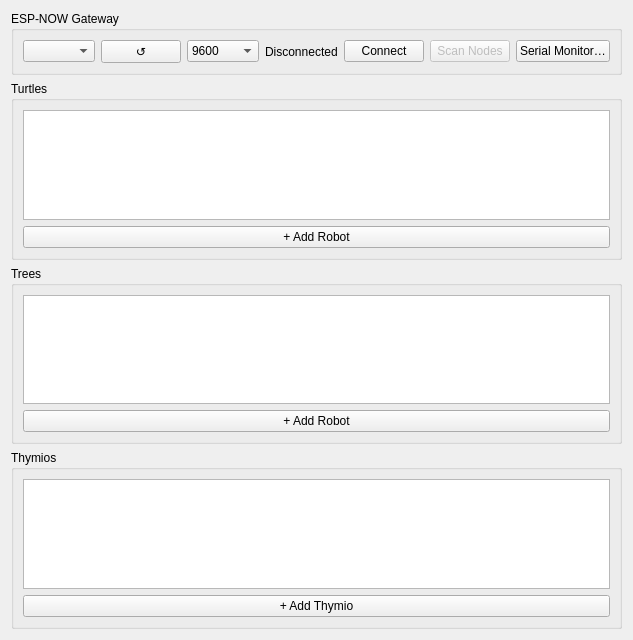
The window that src/gui/ui/robot_panel.ui (techandpeople/SoftEdIBO) describes before a commit, drawn with Qt 5.
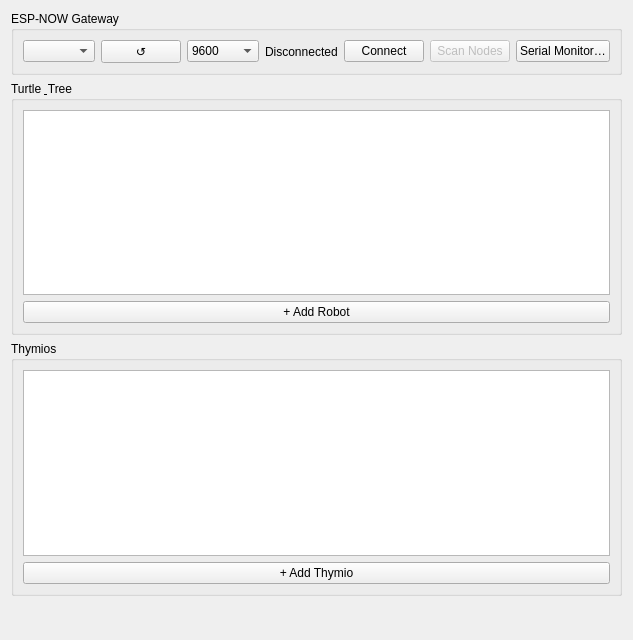
The same window after the commit.

Patch:
```diff
--- a/src/gui/ui/robot_panel.ui
+++ b/src/gui/ui/robot_panel.ui
@@ -67,10 +67,10 @@
     </widget>
    </item>
    <item>
-    <widget class="QGroupBox" name="turtle_group">
-     <property name="title"><string>Turtles</string></property>
-     <property name="whatsThis"><string>Configured Turtle robots and their skins/nodes. Expand a robot to edit its skins, or use the row actions to test and configure it.</string></property>
-     <layout class="QVBoxLayout" name="turtle_layout">
+    <widget class="QGroupBox" name="turtle_tree_group">
+     <property name="title"><string>Turtle &amp; Tree</string></property>
+     <property name="whatsThis"><string>Configured Turtle &amp; Tree robots and their skins/nodes. Turtle and Tree share the same hardware — they only differ in the skins fitted on top, so a single robot can carry both turtle and tree skins. Expand a robot to edit its skins, or use the row actions to test and configure it.</string></property>
+     <layout class="QVBoxLayout" name="turtle_tree_layout">
       <item>
        <widget class="QTreeWidget" name="turtle_tree">
         <property name="headerHidden"><bool>true</bool></property>
@@ -80,30 +80,8 @@
        </widget>
       </item>
       <item>
-       <widget class="QPushButton" name="add_turtle_btn">
-        <property name="whatsThis"><string>Create a new Turtle robot and open its configuration to add skins and nodes.</string></property>
-        <property name="text"><string>+ Add Robot</string></property>
-       </widget>
-      </item>
-     </layout>
-    </widget>
-   </item>
-   <item>
-    <widget class="QGroupBox" name="tree_group">
-     <property name="title"><string>Trees</string></property>
-     <property name="whatsThis"><string>Configured Tree robots and their skins/nodes. Expand a robot to edit its skins, or use the row actions to test and configure it.</string></property>
-     <layout class="QVBoxLayout" name="tree_layout">
-      <item>
-       <widget class="QTreeWidget" name="tree_tree">
-        <property name="headerHidden"><bool>true</bool></property>
-        <property name="rootIsDecorated"><bool>true</bool></property>
-        <column><property name="text"><string notr="true">Name</string></property></column>
-        <column><property name="text"><string notr="true">Action</string></property></column>
-       </widget>
-      </item>
-      <item>
-       <widget class="QPushButton" name="add_tree_btn">
-        <property name="whatsThis"><string>Create a new Tree robot and open its configuration to add skins and nodes.</string></property>
+       <widget class="QPushButton" name="add_turtle_tree_btn">
+        <property name="whatsThis"><string>Create a new Turtle &amp; Tree robot and open its configuration to add skins and nodes.</string></property>
         <property name="text"><string>+ Add Robot</string></property>
        </widget>
       </item>
```
Left out of the diff: 2 changed lines with no effect on the pictures.
